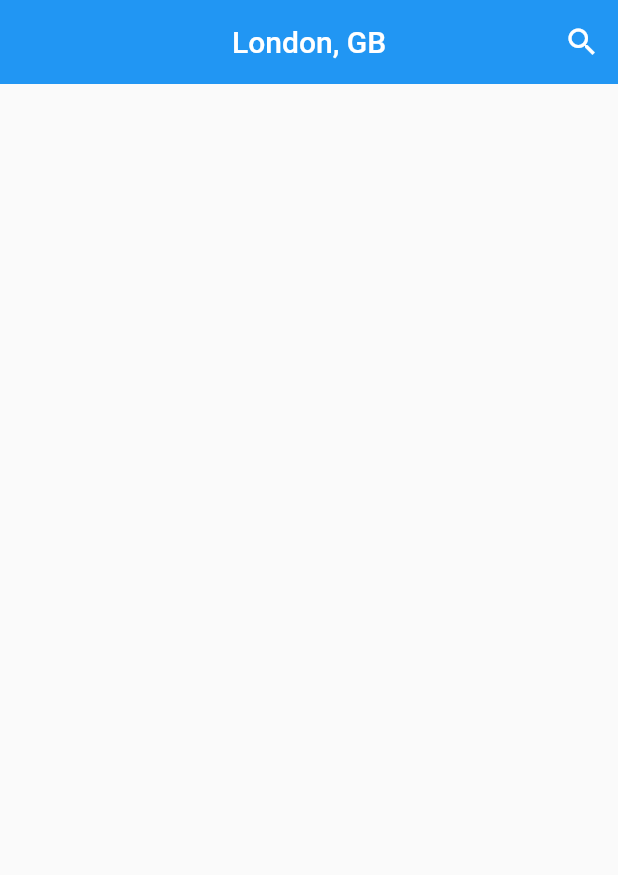
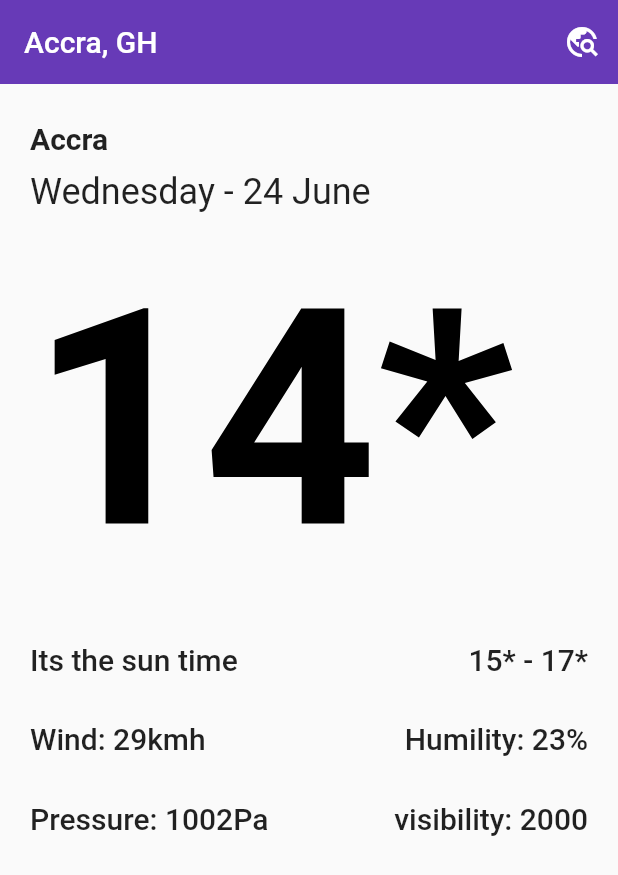
Before and after one commit to Gyekye/expert_robot, a Flutter app: the screen it shows after launch, on a phone screen of 412 x 824 dp. Shown: the top 875 px of the screen. Run offline on Flutter 3.47's test engine with Material 2 defaults, Android fonts, the phone set to English and light mode, and no system bars; our stand-ins replace dartz, equatable, freezed_annotation, get_it.

Commit message:
:art: Add presentation layer

```diff
--- a/lib/features/home/presentation/pages/home_page.dart
+++ b/lib/features/home/presentation/pages/home_page.dart
@@ -20,13 +20,98 @@ class _HomePageState extends State<HomePage> {
     return Scaffold(
       appBar: AppBar(
         elevation: 0,
-        centerTitle: true,
-        title: const Text('London, GB'),
+        title: const Text('Accra, GH'),
         actions: [
-          IconButton(onPressed: ()async {
-            await bloc.retrieveForecast('Accra');
-          }, icon: const Icon(Icons.search_outlined))
+          IconButton(
+              onPressed: () async {
+                return await showModalBottomSheet(
+                    shape: const RoundedRectangleBorder(
+                        borderRadius: BorderRadius.only(
+                            topRight: Radius.circular(20),
+                            topLeft: Radius.circular(20))),
+                    context: context,
+                    builder: (context) => Container(
+                          padding: const EdgeInsets.all(20),
+                          width: double.infinity,
+                          height: MediaQuery.of(context).size.height * 0.3,
+                        ));
+              },
+              icon: const Icon(Icons.travel_explore_outlined))
         ],
+      ),
+      body: SafeArea(
+        child: SingleChildScrollView(
+          padding: const EdgeInsets.symmetric(horizontal: 20, vertical: 5),
+          child: Column(
+            crossAxisAlignment: CrossAxisAlignment.start,
+            children: [
+              // City
+              Padding(
+                padding: const EdgeInsets.only(top: 20, bottom: 10),
+                child: Text(
+                  'Accra',
+                  style: Theme.of(context)
+                      .textTheme
+                      .headline6!
+                      .apply(fontWeightDelta: 2),
+                ),
+              ),
+              // Current date
+              Padding(
+                padding: const EdgeInsets.only(bottom: 20),
+                child: Text(
+                  'Wednesday - 24 June',
+                  style: Theme.of(context).textTheme.headline5,
+                ),
+              ),
+              // Temperature
+              Text(
+                '14*',
+                style: Theme.of(context).textTheme.headline1!.apply(
+                    fontSizeFactor: 1.8,
+                    fontWeightDelta: 6,
+                    color: Colors.black),
+              ),
+              Padding(
+                padding: const EdgeInsets.symmetric(vertical: 30),
+                child: Row(
+                  mainAxisAlignment: MainAxisAlignment.spaceBetween,
+                  children: [
+                    Text(
+                      'Its the sun time',
+                      style: Theme.of(context).textTheme.headline6,
+                    ),
+                    Text(
+                      '15* - 17*',
+                      style: Theme.of(context).textTheme.headline6,
+                    ),
+                  ],
+                ),
+              ),
+              Row(
+                mainAxisAlignment: MainAxisAlignment.spaceBetween,
+                children: [Text('Wind: 29kmh',style: Theme.of(context).textTheme.headline6,),
+                  Text(
+                    'Humility: 23%',
+                    style: Theme.of(context).textTheme.headline6,
+                  ),
+                ],
+              ),
+              Padding(
+                padding: const EdgeInsets.symmetric(vertical: 30),
+                child: Row(
+                  mainAxisAlignment: MainAxisAlignment.spaceBetween,
+                  children: [Text('Pressure: 1002Pa',style: Theme.of(context).textTheme.headline6,),
+                    Text(
+                      'visibility: 2000',
+                      style: Theme.of(context).textTheme.headline6,
+                    ),
+                  ],
+                ),
+              )
+            ],
+          ),
+        ),
       ),
     );
   }
--- a/lib/main.dart
+++ b/lib/main.dart
@@ -15,9 +15,9 @@ class MyApp extends StatelessWidget {
   @override
   Widget build(BuildContext context) {
     return MaterialApp(
-      title: 'Flutter Demo',
+      title: 'Expert Robot',
       theme: ThemeData(
-        primarySwatch: Colors.blue,
+        primarySwatch: Colors.deepPurple,
       ),
       home: const HomePage()
     );
```
